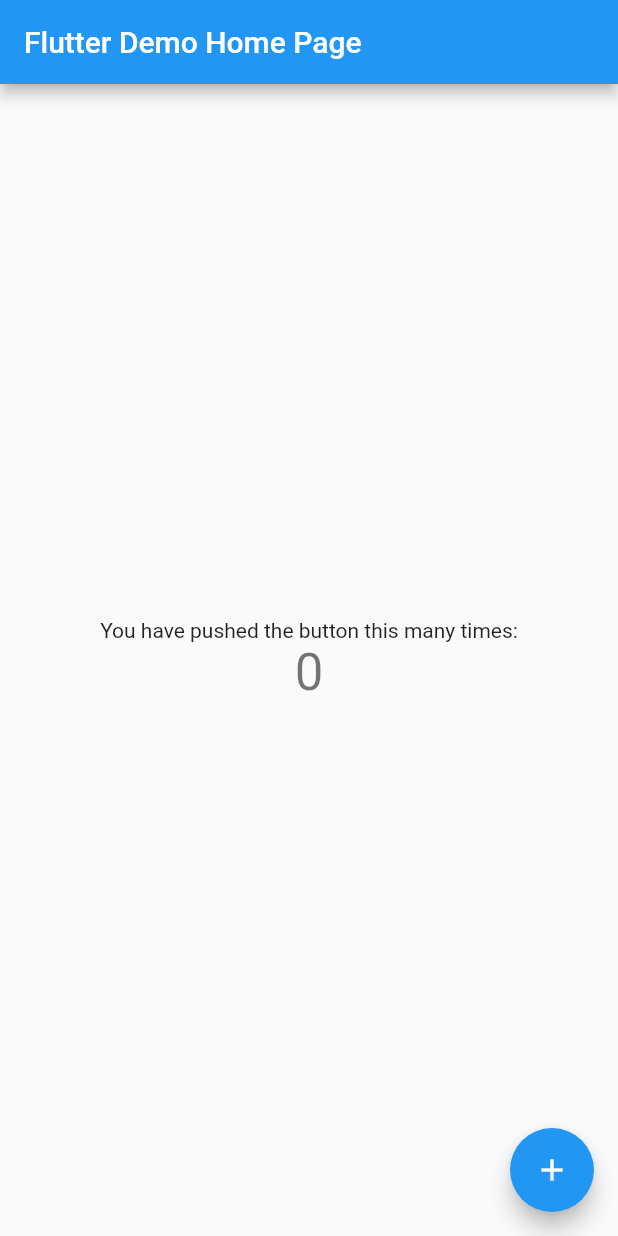
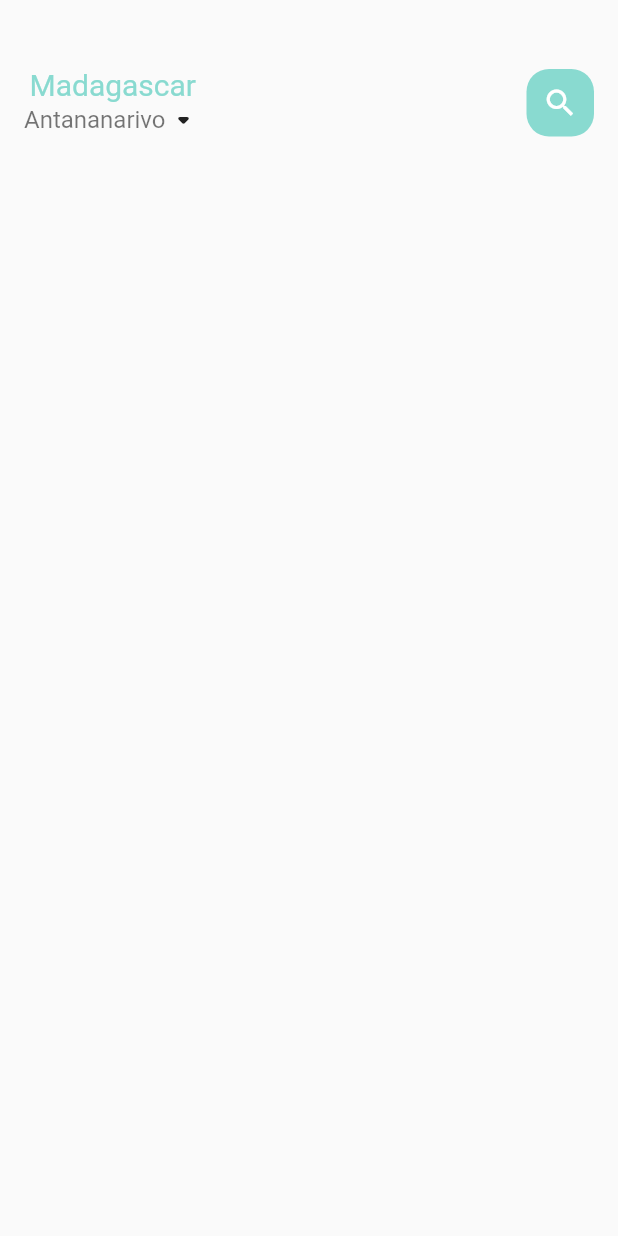
Before and after one commit to Hoshiaki40/tuto_youtube, a Flutter app: the screen it shows after launch, on a phone screen of 412 x 824 dp. Run offline on Flutter 3.47's test engine with Material 2 defaults, Android fonts, the phone set to English and light mode, and no system bars.

Commit message:
Main food page qui est la app bar a été ajouter

```diff
--- /dev/null
+++ b/lib/home/main_food_page.dart
@@ -0,0 +1,71 @@
+import 'package:flutter/material.dart';
+import 'package:food_delivery/utils/colors.dart';
+import 'package:food_delivery/widgets/big_text.dart';
+import 'package:food_delivery/widgets/small_text.dart';
+
+class MainFoodPage extends StatefulWidget {
+  const MainFoodPage({Key? key}) : super(key: key);
+
+  @override
+  State<MainFoodPage> createState() => _MainFoodPageState();
+}
+
+class _MainFoodPageState extends State<MainFoodPage> {
+  @override
+  Widget build(BuildContext context) {
+    return Scaffold(
+      body: Column(
+        children: [
+          Container(
+            child: Container(
+              margin: const EdgeInsets.only(
+                top: 45,
+                bottom: 15,
+              ),
+              padding: const EdgeInsets.only(
+                left: 16,
+                right: 16,
+              ),
+              child: Row(
+                mainAxisAlignment: MainAxisAlignment.spaceBetween,
+                children: [
+                  Column(
+                    children: [
+                      BigText(
+                        text: "Madagascar",
+                        color: AppColors.mainColor,
+                      ),
+                      Row(
+                        children: [
+                          SmallText(
+                            text: "Antananarivo",
+                            color: Colors.black54,
+                          ),
+                          const Icon(Icons.arrow_drop_down_rounded),
+                        ],
+                      ),
+                    ],
+                  ),
+                  Center(
+                    child: Container(
+                      width: 45,
+                      height: 45,
+                      child: const Icon(
+                        Icons.search,
+                        color: Colors.white,
+                      ),
+                      decoration: BoxDecoration(
+                        borderRadius: BorderRadius.circular(15),
+                        color: AppColors.mainColor,
+                      ),
+                    ),
+                  ),
+                ],
+              ),
+            ),
+          ),
+        ],
+      ),
+    );
+  }
+}
--- a/lib/main.dart
+++ b/lib/main.dart
@@ -1,4 +1,6 @@
 import 'package:flutter/material.dart';
+
+import 'home/main_food_page.dart';
 
 void main() {
   runApp(const MyApp());
@@ -7,39 +9,21 @@ void main() {
 class MyApp extends StatelessWidget {
   const MyApp({Key? key}) : super(key: key);
 
-  // This widget is the root of your application.
   @override
   Widget build(BuildContext context) {
     return MaterialApp(
       title: 'Flutter Demo',
+      debugShowCheckedModeBanner: false,
       theme: ThemeData(
-        // This is the theme of your application.
-        //
-        // Try running your application with "flutter run". You'll see the
-        // application has a blue toolbar. Then, without quitting the app, try
-        // changing the primarySwatch below to Colors.green and then invoke
-        // "hot reload" (press "r" in the console where you ran "flutter run",
-        // or simply save your changes to "hot reload" in a Flutter IDE).
-        // Notice that the counter didn't reset back to zero; the application
-        // is not restarted.
         primarySwatch: Colors.blue,
       ),
-      home: const MyHomePage(title: 'Flutter Demo Home Page'),
+      home: const MainFoodPage(),
     );
   }
 }
 
 class MyHomePage extends StatefulWidget {
   const MyHomePage({Key? key, required this.title}) : super(key: key);
-
-  // This widget is the home page of your application. It is stateful, meaning
-  // that it has a State object (defined below) that contains fields that affect
-  // how it looks.
-
-  // This class is the configuration for the state. It holds the values (in this
-  // case the title) provided by the parent (in this case the App widget) and
-  // used by the build method of the State. Fields in a Widget subclass are
-  // always marked "final".
 
   final String title;
 
@@ -52,47 +36,18 @@ class _MyHomePageState extends State<MyHomePage> {
 
   void _incrementCounter() {
     setState(() {
-      // This call to setState tells the Flutter framework that something has
-      // changed in this State, which causes it to rerun the build method below
-      // so that the display can reflect the updated values. If we changed
-      // _counter without calling setState(), then the build method would not be
-      // called again, and so nothing would appear to happen.
       _counter++;
     });
   }
 
   @override
   Widget build(BuildContext context) {
-    // This method is rerun every time setState is called, for instance as done
-    // by the _incrementCounter method above.
-    //
-    // The Flutter framework has been optimized to make rerunning build methods
-    // fast, so that you can just rebuild anything that needs updating rather
-    // than having to individually change instances of widgets.
     return Scaffold(
       appBar: AppBar(
-        // Here we take the value from the MyHomePage object that was created by
-        // the App.build method, and use it to set our appbar title.
         title: Text(widget.title),
       ),
       body: Center(
-        // Center is a layout widget. It takes a single child and positions it
-        // in the middle of the parent.
         child: Column(
-          // Column is also a layout widget. It takes a list of children and
-          // arranges them vertically. By default, it sizes itself to fit its
-          // children horizontally, and tries to be as tall as its parent.
-          //
-          // Invoke "debug painting" (press "p" in the console, choose the
-          // "Toggle Debug Paint" action from the Flutter Inspector in Android
-          // Studio, or the "Toggle Debug Paint" command in Visual Studio Code)
-          // to see the wireframe for each widget.
-          //
-          // Column has various properties to control how it sizes itself and
-          // how it positions its children. Here we use mainAxisAlignment to
-          // center the children vertically; the main axis here is the vertical
-          // axis because Columns are vertical (the cross axis would be
-          // horizontal).
           mainAxisAlignment: MainAxisAlignment.center,
           children: <Widget>[
             const Text(
@@ -100,7 +55,7 @@ class _MyHomePageState extends State<MyHomePage> {
             ),
             Text(
               '$_counter',
-              style: Theme.of(context).textTheme.headline4,
+              style: Theme.of(context).textTheme.headlineMedium,
             ),
           ],
         ),
@@ -109,7 +64,7 @@ class _MyHomePageState extends State<MyHomePage> {
         onPressed: _incrementCounter,
         tooltip: 'Increment',
         child: const Icon(Icons.add),
-      ), // This trailing comma makes auto-formatting nicer for build methods.
+      ),
     );
   }
 }
--- /dev/null
+++ b/lib/widgets/big_text.dart
@@ -0,0 +1,32 @@
+// ignore_for_file: public_member_api_docs, sort_constructors_first
+import 'package:flutter/material.dart';
+
+class BigText extends StatelessWidget {
+  Color? color;
+  final String text;
+  double size;
+  TextOverflow overFlow;
+
+  BigText({
+    Key? key,
+    this.color = const Color(0xFF332d2b),
+    required this.text,
+    this.size = 20,
+    this.overFlow = TextOverflow.ellipsis,
+  }) : super(key: key);
+
+  @override
+  Widget build(BuildContext context) {
+    return Text(
+      text,
+      maxLines: 1,
+      overflow: overFlow,
+      style: TextStyle(
+        color: color,
+        fontWeight: FontWeight.w400,
+        fontFamily: 'Roboto',
+        fontSize: size,
+      ),
+    );
+  }
+}
--- /dev/null
+++ b/lib/widgets/small_text.dart
@@ -0,0 +1,31 @@
+// ignore_for_file: public_member_api_docs, sort_constructors_first
+import 'package:flutter/material.dart';
+
+class SmallText extends StatelessWidget {
+  Color? color;
+  final String text;
+  double size;
+  double height;
+
+  SmallText({
+    Key? key,
+    this.color = const Color(0xFFccc7c5),
+    required this.text,
+    this.size = 16,
+    this.height = 1.2,
+  }) : super(key: key);
+
+  @override
+  Widget build(BuildContext context) {
+    return Text(
+      text,
+      style: TextStyle(
+        color: color,
+        fontWeight: FontWeight.w400,
+        fontFamily: 'Roboto',
+        fontSize: size,
+        height: height,
+      ),
+    );
+  }
+}
```
Also changed, not shown: lib/home/food_page_body.dart (added), pubspec.lock, 3 other files.
